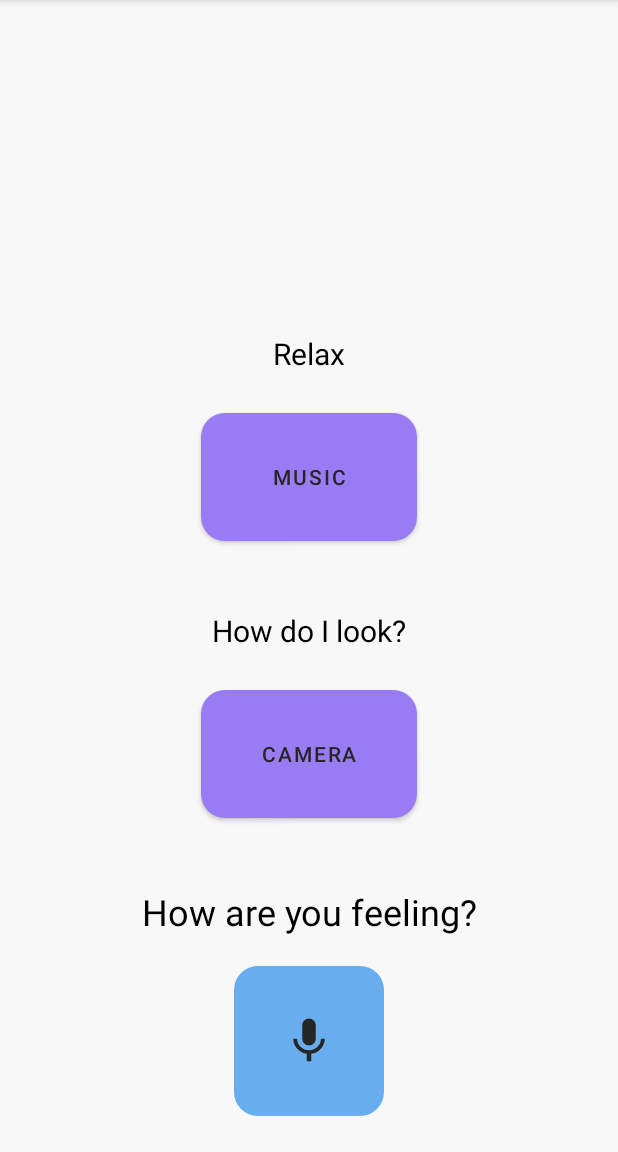
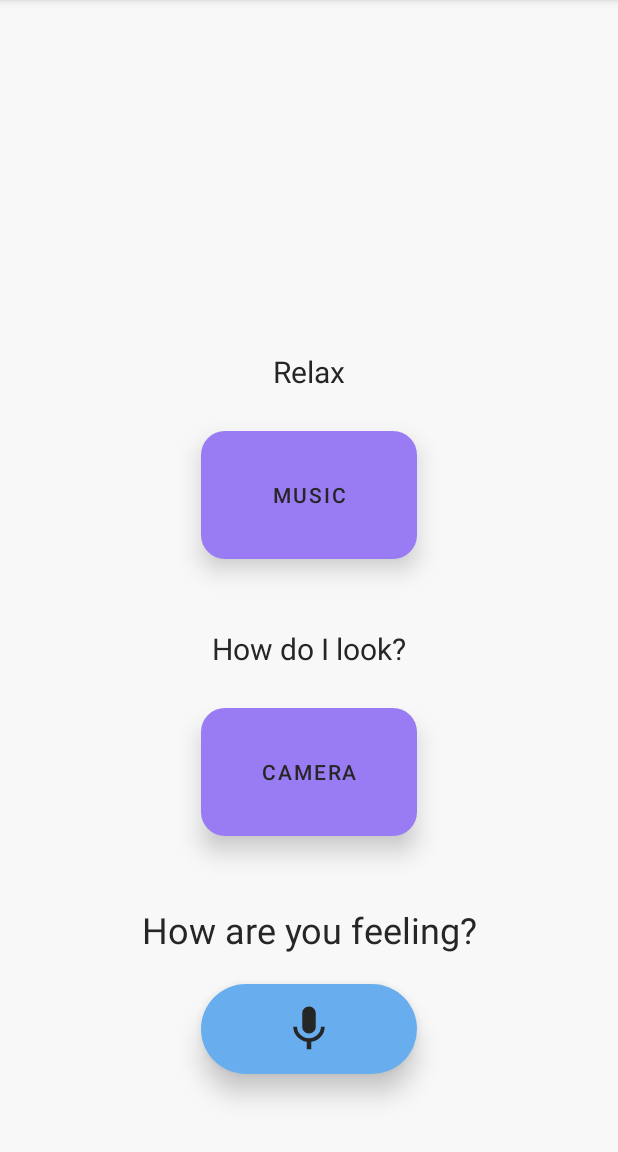
Before and after one commit to alexshaoo/Chairapy, an Android app: the screen it shows after launch (MainActivity), on a phone screen of 412 x 824 dp, the part 84-1236 px from its top. Run offline under Robolectric (Android 15) with nearby library versions, the light colour scheme and no system bars.

Commit message:
added shadows to buttons as part of my integ 120 procrastination

```diff
--- a/android/app/src/main/res/drawable/roundcorner.xml
+++ b/android/app/src/main/res/drawable/roundcorner.xml
@@ -1,5 +1,5 @@
 <?xml version="1.0" encoding="utf-8"?>
 <shape xmlns:android="http://schemas.android.com/apk/res/android">
     <solid android:color="@color/blue"/>
-    <corners android:radius="16dp" />
+    <corners android:radius="32dp" />
 </shape>
--- a/android/app/src/main/res/layout/activity_main.xml
+++ b/android/app/src/main/res/layout/activity_main.xml
@@ -8,8 +8,7 @@
     android:layout_height="match_parent"
     android:gravity="bottom"
     android:orientation="vertical"
-    android:padding="12dp"
-    android:paddingBottom="24dp">
+    android:padding="12dp">
 
 
     <!-- guys what does this do -->
@@ -30,6 +29,8 @@
         android:layout_height="97dp"
         android:layout_gravity="center"
         android:layout_margin="12dp"
+        android:elevation="10dp"
+        android:stateListAnimator="@null"
         android:text="@string/music"
         app:cornerRadius="16dp"
         tools:ignore="TextContrastCheck,TextContrastCheck" />
@@ -50,6 +51,8 @@
         android:layout_height="97dp"
         android:layout_gravity="center"
         android:layout_margin="12dp"
+        android:elevation="10dp"
+        android:stateListAnimator="@null"
         android:text="@string/camera"
         app:cornerRadius="16dp"
         tools:ignore="TextContrastCheck" />
@@ -67,14 +70,18 @@
 
     <ImageButton
         android:id="@+id/voiceBtn"
-        android:layout_width="100dp"
-        android:layout_height="100dp"
+        android:layout_width="144dp"
+        android:layout_height="wrap_content"
         android:layout_gravity="center"
-        android:layout_margin="12dp"
-        android:layout_marginBottom="60dp"
+        android:layout_marginLeft="12dp"
+        android:layout_marginTop="12dp"
+        android:layout_marginRight="12dp"
+        android:layout_marginBottom="40dp"
         android:background="@drawable/roundcorner"
         android:color="@color/blue"
         android:contentDescription="@string/speak_prompt"
+        android:elevation="10dp"
+        android:padding="12dp"
         android:src="@drawable/ic_mic_black_36dp"
         tools:ignore="ImageContrastCheck" />
 
--- a/android/app/src/main/res/values/themes.xml
+++ b/android/app/src/main/res/values/themes.xml
@@ -10,7 +10,7 @@
         <!-- Status bar color. -->
         <item name="android:statusBarColor" tools:targetApi="l">?attr/colorPrimary</item>
         <!-- Customize your theme here. -->
-        <item name="android:textColor">@color/black</item>
+        <item name="android:textColor">@color/dark</item>
         <item name="android:windowBackground">@color/light</item>
     </style>
 </resources>
```
